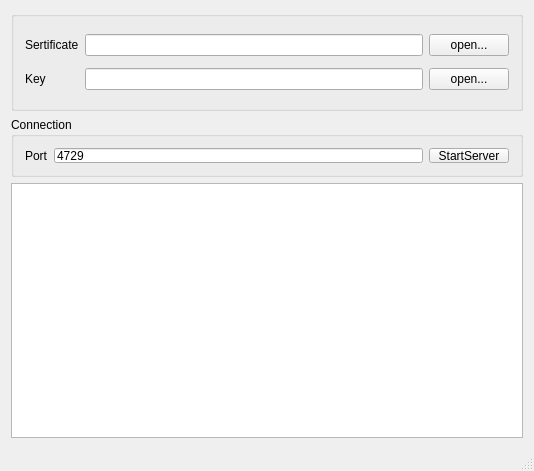
Above: server/mainwindow.ui from Dobr1802/QSsl_chat_v.2 before the change. Below: the same form after it.
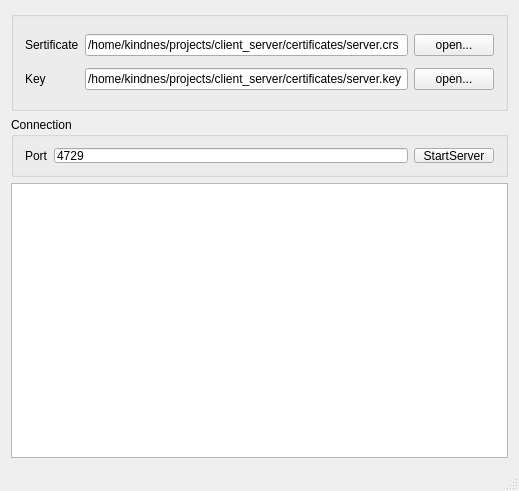
That is the form after the change.

```diff
--- a/server/mainwindow.ui
+++ b/server/mainwindow.ui
@@ -6,8 +6,8 @@
    <rect>
     <x>0</x>
     <y>0</y>
-    <width>534</width>
-    <height>471</height>
+    <width>519</width>
+    <height>491</height>
    </rect>
   </property>
   <property name="windowTitle">
@@ -33,9 +33,6 @@
        <string/>
       </property>
       <layout class="QGridLayout" name="gridLayout_2">
-       <item row="1" column="1">
-        <widget class="QLineEdit" name="lineEdit_2"/>
-       </item>
        <item row="0" column="2">
         <widget class="QPushButton" name="sertificateOpenButton">
          <property name="text">
@@ -44,7 +41,11 @@
         </widget>
        </item>
        <item row="0" column="1">
-        <widget class="QLineEdit" name="lineEdit"/>
+        <widget class="QLineEdit" name="sertLineEdit">
+         <property name="text">
+          <string>/home/kindnes/projects/client_server/certificates/server.crs</string>
+         </property>
+        </widget>
        </item>
        <item row="1" column="2">
         <widget class="QPushButton" name="keyOpenOpen">
@@ -67,6 +68,13 @@
          </property>
         </widget>
        </item>
+       <item row="1" column="1">
+        <widget class="QLineEdit" name="keyLineEdit">
+         <property name="text">
+          <string>/home/kindnes/projects/client_server/certificates/server.key</string>
+         </property>
+        </widget>
+       </item>
       </layout>
      </widget>
     </item>
```
Left out of the diff: 2 changed lines with no effect on the pictures.
